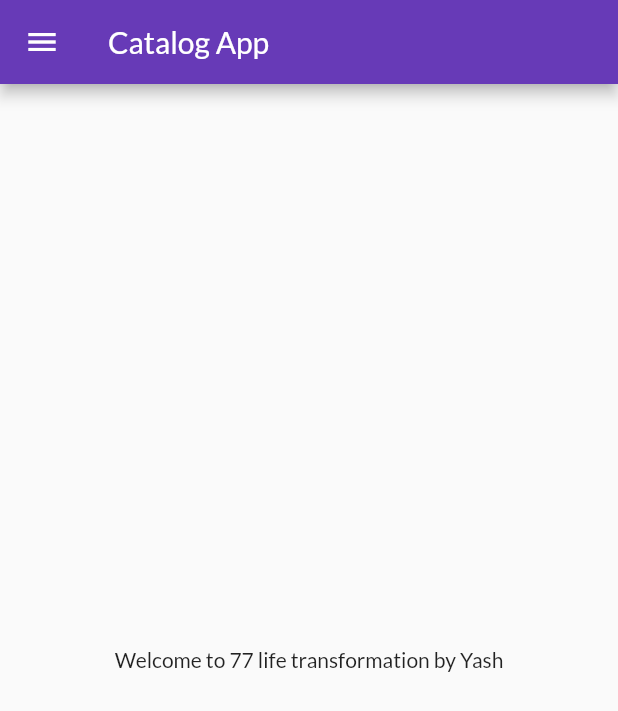
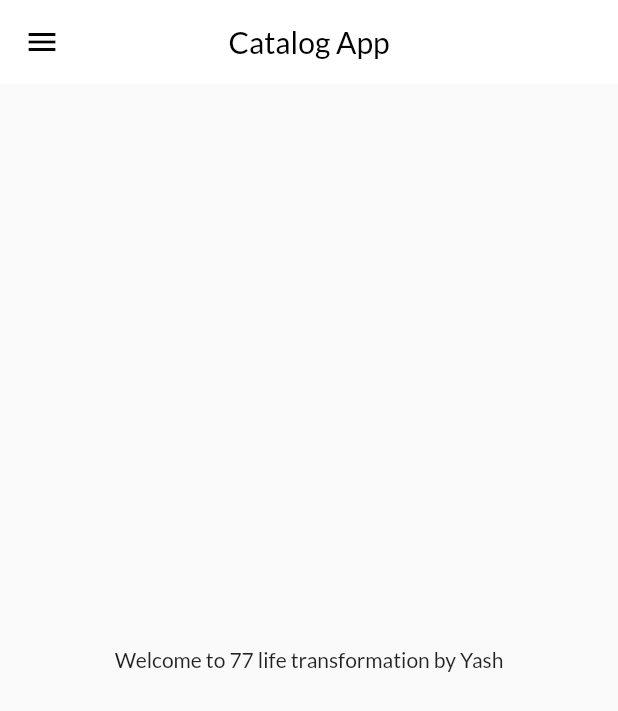
Before and after one commit to yashjn0703/learnFlutter, a Flutter app: the screen it shows after launch, on a phone screen of 412 x 824 dp. Shown: the top 711 px of the screen. Run offline on Flutter 3.47's test engine with Material 2 defaults, Android fonts, the light colour scheme and no system bars; our stand-ins replace google_fonts; missing offline and left inert: dart:ffi.

Commit message:
"Themes Extracted"

```diff
--- a/lib/main.dart
+++ b/lib/main.dart
@@ -3,6 +3,7 @@
 import 'package:test_one/pages/login_page.dart';
 import 'package:google_fonts/google_fonts.dart';
 import 'package:test_one/utils/routes.dart';
+import 'package:test_one/widgets/themes.dart';
 
 void main(){
   runApp(MyApp());
@@ -18,14 +19,9 @@
     return MaterialApp(
       //home: HomePage(),
       themeMode: ThemeMode.light,
-      theme: ThemeData(
-          primarySwatch: Colors.deepPurple,
-      fontFamily: GoogleFonts.lato().fontFamily,
-      ),
+      theme: MyTheme.lightTheme(context),
       debugShowCheckedModeBanner: false,
-      darkTheme: ThemeData(
-        brightness: Brightness.dark,
-      ),
+      darkTheme: MyTheme.darkTheme(context),
       initialRoute: "/",
       routes: {
         "/" : (context) => HomePage(),
--- a/lib/pages/home_page.dart
+++ b/lib/pages/home_page.dart
@@ -12,7 +12,8 @@
 
     return Scaffold(
       appBar: AppBar(
-        title: Text("Catalog App"),
+        title: Text("Catalog App",
+        ),
       ),
       body : Center(
           child: Container(
--- /dev/null
+++ b/lib/widgets/themes.dart
@@ -0,0 +1,24 @@
+import 'package:flutter/material.dart';
+import 'package:google_fonts/google_fonts.dart';
+
+class MyTheme {
+  static ThemeData lightTheme(BuildContext context) => ThemeData(
+      primarySwatch: Colors.deepPurple,
+      fontFamily: GoogleFonts.lato().fontFamily,
+      appBarTheme: AppBarTheme(
+          centerTitle: true,
+          color: Colors.white,
+          elevation: 0.0,
+          iconTheme: IconThemeData(color: Colors.black),
+          titleTextStyle: TextStyle(
+              color: Colors.black,
+              fontSize: 20,
+              fontFamily: GoogleFonts.lato().fontFamily)
+      )
+  );
+
+  static ThemeData darkTheme(BuildContext context) => ThemeData(
+      brightness: Brightness.dark,
+      );
+
+}
```
